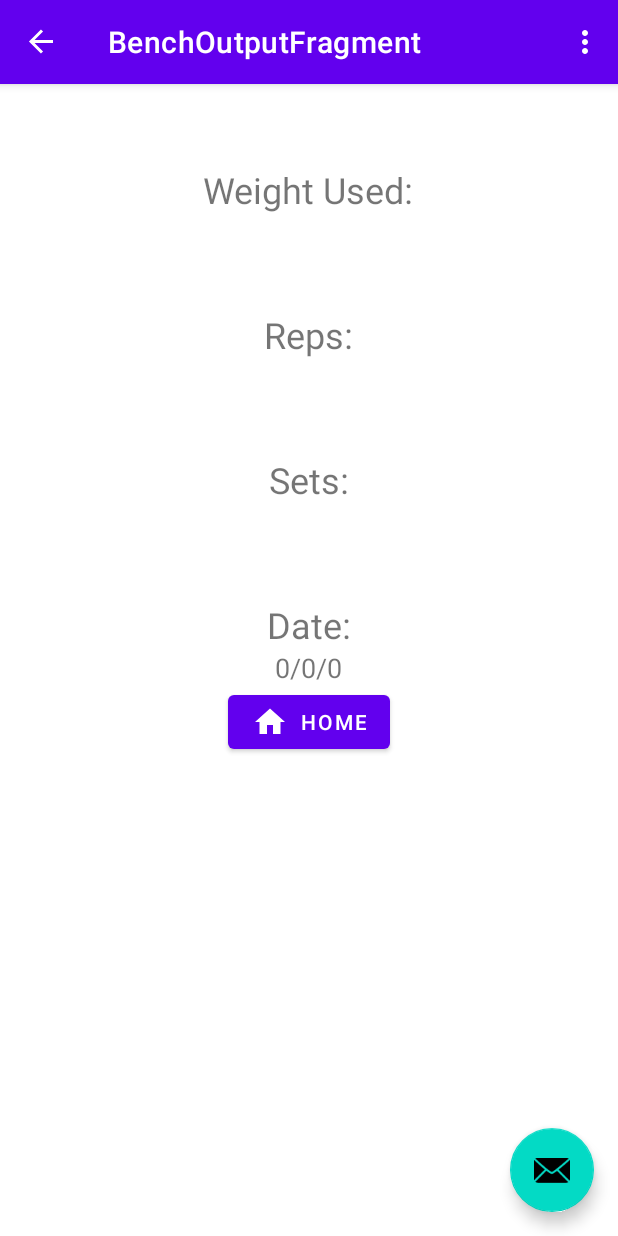
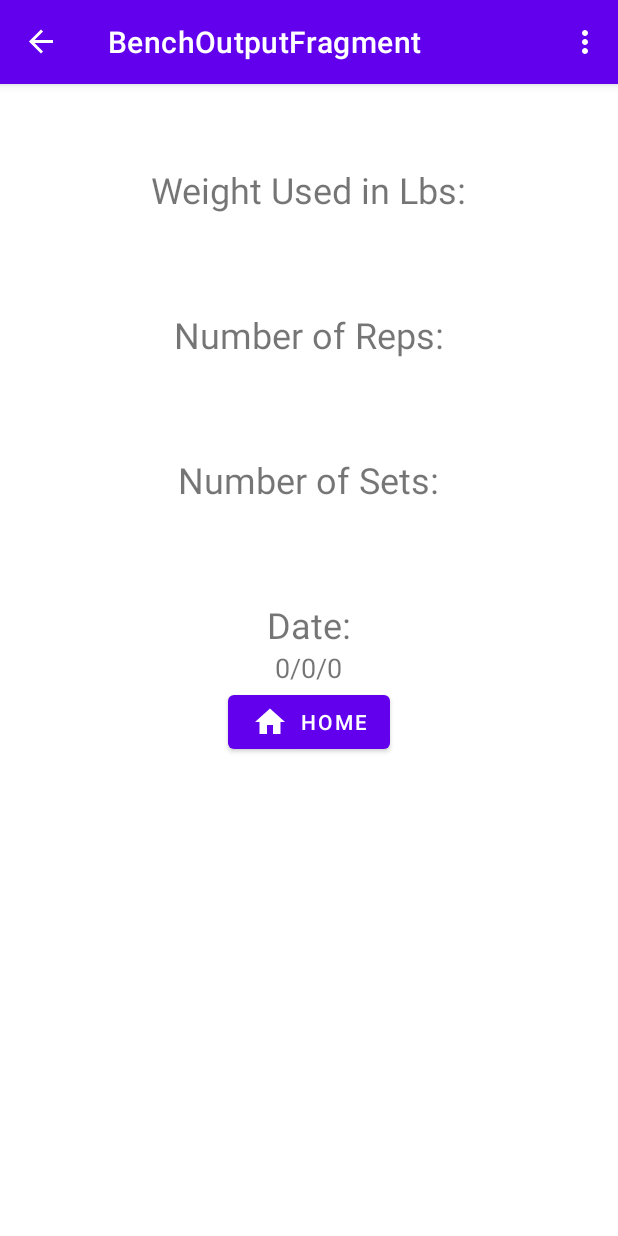
Before and after one commit to wrimicha/WorkoutPal, an Android app: the BenchOutputFragment screen opened through its navigation route, on a phone screen of 412 x 824 dp. Run offline under Robolectric (Android 15) with nearby library versions, the phone set to English and light mode, and no system bars; our stand-ins replace Room's generated code, data binding, navigation-ui; 3 statements that could not run were skipped.

Commit message:
Added weight measurements, removed fab button

```diff
--- a/app/src/main/res/layout/activity_main.xml
+++ b/app/src/main/res/layout/activity_main.xml
@@ -26,17 +26,4 @@
         tools:layout_editor_absoluteX="0dp"
         tools:layout_editor_absoluteY="0dp" />
 
-    <com.google.android.material.floatingactionbutton.FloatingActionButton
-        android:id="@+id/fab"
-        android:layout_width="wrap_content"
-        android:layout_height="wrap_content"
-        android:layout_gravity="bottom|end"
-        android:layout_margin="@dimen/fab_margin"
-        app:layout_constraintBottom_toBottomOf="parent"
-        app:layout_constraintEnd_toEndOf="parent"
-        app:srcCompat="@android:drawable/ic_dialog_email"
-        tools:ignore="MissingConstraints"
-        tools:layout_editor_absoluteX="0dp"
-        tools:layout_editor_absoluteY="683dp" />
-
 </androidx.constraintlayout.widget.ConstraintLayout>
--- a/app/src/main/res/layout/fragment_bench_input.xml
+++ b/app/src/main/res/layout/fragment_bench_input.xml
@@ -37,7 +37,7 @@
             android:layout_height="45dp"
             android:layout_marginTop="32dp"
             android:ems="10"
-            android:hint="Weight Used:"
+            android:hint="Weight Used: (lbs)"
             android:inputType="numberDecimal"
             android:textAlignment="center"
             app:layout_constraintEnd_toEndOf="parent"
--- a/app/src/main/res/layout/fragment_bench_output.xml
+++ b/app/src/main/res/layout/fragment_bench_output.xml
@@ -31,7 +31,7 @@
             android:layout_width="wrap_content"
             android:layout_height="wrap_content"
             android:layout_marginTop="56dp"
-            android:text="Weight Used:"
+            android:text="@string/weight_used_in_lbs"
             android:textSize="24sp" />
 
         <TextView
@@ -52,7 +52,7 @@
             android:id="@+id/textView9"
             android:layout_width="wrap_content"
             android:layout_height="wrap_content"
-            android:text="Reps:"
+            android:text="@string/number_of_reps"
             android:textSize="24sp" />
 
         <TextView
@@ -73,7 +73,7 @@
             android:id="@+id/textView6"
             android:layout_width="wrap_content"
             android:layout_height="wrap_content"
-            android:text="Sets:"
+            android:text="@string/number_of_sets"
             android:textSize="24sp" />
 
         <TextView
--- a/app/src/main/res/layout/fragment_jog_output.xml
+++ b/app/src/main/res/layout/fragment_jog_output.xml
@@ -20,7 +20,7 @@
             android:layout_width="wrap_content"
             android:layout_height="wrap_content"
             android:layout_marginTop="56dp"
-            android:text="Kms Jogged:"
+            android:text="@string/kms_jogged_2"
             android:textSize="24sp" />
 
         <TextView
@@ -41,7 +41,7 @@
             android:id="@+id/textView9"
             android:layout_width="wrap_content"
             android:layout_height="wrap_content"
-            android:text="Duration:"
+            android:text="@string/duration_in_minutes"
             android:textSize="24sp" />
 
         <TextView
@@ -62,7 +62,7 @@
             android:id="@+id/textView6"
             android:layout_width="wrap_content"
             android:layout_height="wrap_content"
-            android:text="Date:"
+            android:text="@string/date_label"
             android:textSize="24sp" />
 
         <TextView
--- a/app/src/main/res/navigation/nav_graph.xml
+++ b/app/src/main/res/navigation/nav_graph.xml
@@ -58,7 +58,7 @@
     <fragment
         android:id="@+id/benchInputFragment"
         android:name="sheridan.wrimicha.final_project.benchpress.ui.entry.BenchInputFragment"
-        android:label="BenchInputFragment" >
+        android:label="Bench Input Fragment">
         <action
             android:id="@+id/action_benchInputFragment_to_launchFragment"
             app:destination="@id/launchFragment" />
--- a/app/src/main/res/values/strings.xml
+++ b/app/src/main/res/values/strings.xml
@@ -27,5 +27,11 @@
     <string name="mins">Minutes</string>
     <string name="required">required</string>
     <string name="bench_press_label">Bench Press Journal</string>
+    <string name="weight_used_in_lbs">Weight Used in Lbs:</string>
+    <string name="number_of_reps">Number of Reps:</string>
+    <string name="number_of_sets">Number of Sets:</string>
+    <string name="duration_in_minutes">Duration in Minutes:</string>
+    <string name="kms_jogged_2">Kms Jogged:</string>
+    <string name="date_label">Date:</string>
 
 </resources>
```
Also changed, not shown: app/src/main/java/sheridan/wrimicha/final_project/MainActivity.kt (+0 -39 lines).
